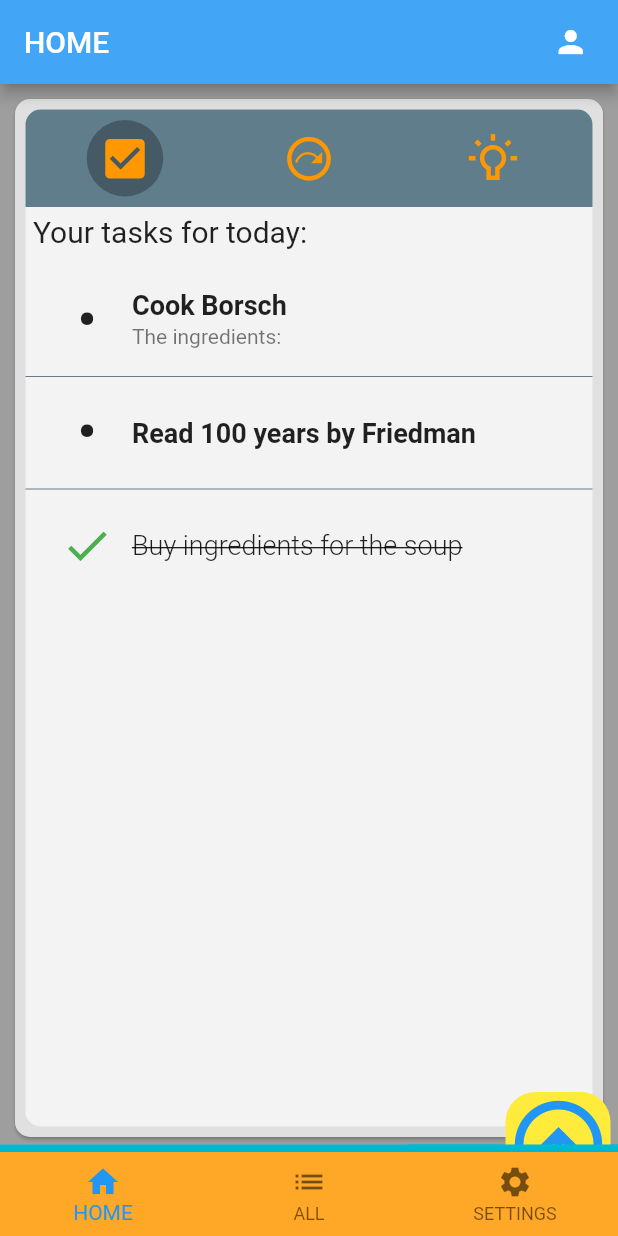
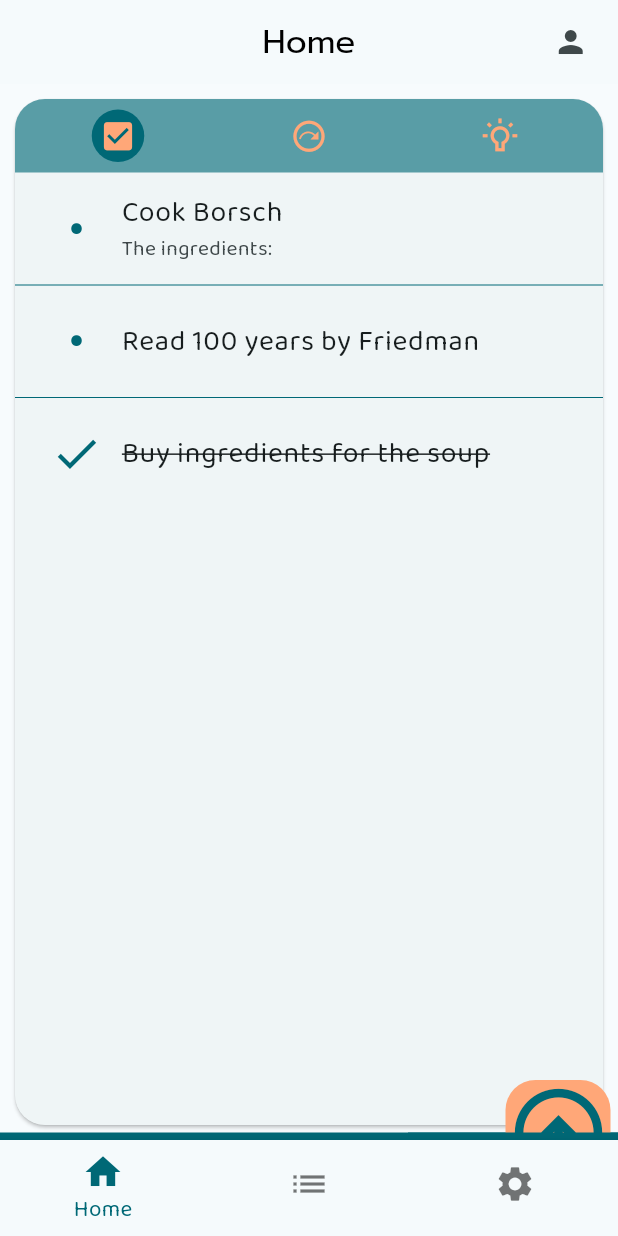
Before and after one commit to pavelpavelko/dosprav, a Flutter app: the screen it shows once a user with an empty profile is signed in, after a tap on the "check box outline blank" icon, on a phone screen of 412 x 824 dp. Run offline on Flutter 3.47's test engine with Material 2 defaults, Android fonts, the phone set to English and light mode, and no system bars; our stand-ins replace firebase_auth, firebase_core; accounts and stored records are empty.

Commit message:
Base theming added.

```diff
--- a/lib/main.dart
+++ b/lib/main.dart
@@ -11,17 +11,21 @@ import 'package:dosprav/providers/tasks_provider.dart';
 import 'package:dosprav/screens/task_compose_screen.dart';
 import 'package:dosprav/screens/task_detail_screen.dart';
 
-
 void main() async {
   WidgetsFlutterBinding.ensureInitialized();
   await Firebase.initializeApp(
     options: DefaultFirebaseOptions.currentPlatform,
   );
-  runApp(const MyApp());
+  runApp(MyApp());
 }
 
 class MyApp extends StatelessWidget {
-  const MyApp({Key? key}) : super(key: key);
+  MyApp({Key? key}) : super(key: key);
+
+  final colorScheme = ColorScheme.fromSeed(
+    seedColor: Color.fromARGB(255, 56, 179, 199),
+    secondary: Color.fromARGB(255, 255, 167, 120),
+  );
 
   // This widget is the root of your application.
   @override
@@ -31,12 +35,23 @@ class MyApp extends StatelessWidget {
       child: MaterialApp(
         title: 'do.sprav',
         theme: ThemeData(
-          primarySwatch: Colors.blue,
+          colorScheme: colorScheme,
+          useMaterial3: true,
+          fontFamily: "Baloo2",
+          appBarTheme: ThemeData.light().appBarTheme.copyWith(
+                centerTitle: true,
+                titleTextStyle: TextStyle(
+                  fontFamily: "Prompt",
+                  fontSize: 22,
+                  color: Colors.black,
+                ),
+//                backgroundColor: Color.fromARGB(255, 24, 179, 179),
+              ),
         ),
         home: const MyHomePage(title: 'do.sprav'),
         routes: {
-          TaskDetailScreen.routeName :(context) => TaskDetailScreen(),
-          TaskComposeScreen.routeName :(context) => TaskComposeScreen(),
+          TaskDetailScreen.routeName: (context) => TaskDetailScreen(),
+          TaskComposeScreen.routeName: (context) => TaskComposeScreen(),
         },
       ),
     );
--- a/lib/screens/auth_screen.dart
+++ b/lib/screens/auth_screen.dart
@@ -91,7 +91,7 @@ class AuthScreenState extends State<AuthScreen> {
   @override
   Widget build(BuildContext context) {
     return Scaffold(
-      backgroundColor: Theme.of(context).primaryColor,
+      backgroundColor: Theme.of(context).colorScheme.secondaryContainer,
       body: SingleChildScrollView(
         child: Column(
           children: [
@@ -101,9 +101,9 @@ class AuthScreenState extends State<AuthScreen> {
             Text(
               "DO.SPRAV",
               style: TextStyle(
-                fontSize: 27,
+                fontSize: 25,
                 fontWeight: FontWeight.bold,
-                color: Colors.white,
+                color: Theme.of(context).colorScheme.onSecondaryContainer,
               ),
             ),
             SizedBox(
@@ -111,11 +111,11 @@ class AuthScreenState extends State<AuthScreen> {
             ),
             Image(
               image: AssetImage("assets/images/target_arrow.png"),
-              height: 150,
+              height: 145,
               width: double.infinity,
             ),
             SizedBox(
-              height: 20,
+              height: 15,
             ),
             AuthForm(
               isLoading: _isLoading,
--- a/lib/screens/dashboard_screen.dart
+++ b/lib/screens/dashboard_screen.dart
@@ -39,12 +39,12 @@ class _DashboardScreenState extends State<DashboardScreen> {
   String _appBarTitleText() {
     switch (_selectedTabIndex) {
       case 1:
-        return "ALL";
+        return "All";
       case 2:
-        return "SETTINGS";
+        return "Settings";
       case 0:
       default:
-        return "HOME";
+        return "Home";
     }
   }
 
@@ -54,7 +54,7 @@ class _DashboardScreenState extends State<DashboardScreen> {
     return Scaffold(
       appBar: AppBar(
         title: Text(_appBarTitleText()),
-        backgroundColor: Colors.blue[400],
+//        backgroundColor: Theme.of(context).colorScheme.primary,
         actions: [
           IconButton(
             padding: EdgeInsets.only(right: 15),
@@ -66,6 +66,10 @@ class _DashboardScreenState extends State<DashboardScreen> {
         ],
       ),
       body: CreateTaskSheet(
+        sheetTopBarColor: Theme.of(context).colorScheme.primary,
+        actionButtonFrameColor: Theme.of(context).colorScheme.secondary,
+        actionButtonColor: Theme.of(context).colorScheme.primary,
+        actionButtonSize: 70,
         child: IndexedStack(
           index: _selectedTabIndex,
           children: _tabViews,
@@ -74,20 +78,24 @@ class _DashboardScreenState extends State<DashboardScreen> {
       bottomNavigationBar: BottomNavigationBar(
         type: BottomNavigationBarType.fixed,
         currentIndex: _selectedTabIndex,
+        iconSize: 28,
+        selectedFontSize: 15,
+        unselectedFontSize: 13,
+        selectedItemColor: Theme.of(context).colorScheme.primary,
+        showUnselectedLabels: false,
         onTap: _onTabTapped,
-        backgroundColor: Colors.orange[400],
         items: const [
           BottomNavigationBarItem(
             icon: Icon(Icons.home),
-            label: "HOME",
+            label: "Home",
           ),
           BottomNavigationBarItem(
             icon: Icon(Icons.list),
-            label: "ALL",
+            label: "All",
           ),
           BottomNavigationBarItem(
             icon: Icon(Icons.settings),
-            label: "SETTINGS",
+            label: "Settings",
           ),
         ],
       ),
--- a/lib/widgets/auth_form.dart
+++ b/lib/widgets/auth_form.dart
@@ -24,7 +24,7 @@ enum AuthState {
 }
 
 class AuthFormState extends State<AuthForm> {
-  AuthState _authState = AuthState.signUp;
+  AuthState _authState = AuthState.signIn;
   final TextEditingController _textController = TextEditingController();
   String _forgotEmail = "";
 
@@ -172,18 +172,18 @@ class AuthFormState extends State<AuthForm> {
       padding: const EdgeInsets.symmetric(horizontal: 10),
       child: Card(
         shape: RoundedRectangleBorder(
-          borderRadius: BorderRadius.circular(15.0),
+          borderRadius: BorderRadius.circular(20.0),
         ),
         child: Column(
           children: [
             Container(
-              height: 60,
+              height: 50,
               width: double.infinity,
               decoration: BoxDecoration(
-                color: Colors.orange,
+                color: Theme.of(context).colorScheme.primary.withAlpha(220),
                 borderRadius: BorderRadius.only(
-                  topLeft: Radius.circular(15),
-                  topRight: Radius.circular(15),
+                  topLeft: Radius.circular(20),
+                  topRight: Radius.circular(20),
                 ),
               ),
               child: Center(
@@ -192,9 +192,9 @@ class AuthFormState extends State<AuthForm> {
                       ? "Let's get to know each other!"
                       : "Welcome, good to see you again!",
                   style: TextStyle(
-                      fontSize: 22,
+                      fontSize: 20,
                       fontWeight: FontWeight.bold,
-                      color: Colors.white),
+                      color: Theme.of(context).colorScheme.onPrimary),
                 ),
               ),
             ),
@@ -309,13 +309,19 @@ class AuthFormState extends State<AuthForm> {
                                 _saveForm();
                               },
                               style: ElevatedButton.styleFrom(
-                                  primary: Colors.orange,
-                                  textStyle: TextStyle(
-                                      fontWeight: FontWeight.bold,
-                                      fontSize: 18)),
-                              child: Text(_authState == AuthState.signUp
-                                  ? "SIGN UP"
-                                  : "SIGN IN"),
+                                primary:
+                                    Theme.of(context).colorScheme.secondary,
+                              ),
+                              child: Text(
+                                _authState == AuthState.signUp
+                                    ? "SIGN UP"
+                                    : "SIGN IN",
+                                style: TextStyle(
+                                  color: Theme.of(context).colorScheme.onSecondary,
+                                  fontWeight: FontWeight.bold,
+                                  fontSize: 17,
+                                ),
+                              ),
                             ),
                           ),
                           SizedBox(
--- a/lib/widgets/create_task_sheet.dart
+++ b/lib/widgets/create_task_sheet.dart
@@ -155,7 +155,8 @@ class _CreateTaskSheetState extends State<CreateTaskSheet>
           Container(
             alignment: Alignment.center,
             width: double.infinity,
-            color: Colors.grey,
+//            color: Theme.of(context).colorScheme.secondaryContainer,
+            color: Colors.white24,
             child: widget.child,
           ),
         if (widget.emergenceType == EmergenceType.cover)
@@ -181,7 +182,7 @@ class _CreateTaskSheetState extends State<CreateTaskSheet>
                 child: Container(
                   alignment: Alignment.center,
                   width: double.infinity,
-                  color: Colors.grey,
+//                  color: Theme.of(context).colorScheme.secondaryContainer,
                   child: widget.child,
                 ),
               ),
@@ -222,6 +223,7 @@ class _CreateTaskSheetState extends State<CreateTaskSheet>
                   _controller?.animateTo(_controller!.value >= 0.5 ? 1 : 0);
                 },
                 child: Container(
+//                  height: widget.actionButtonSize,
                   margin: EdgeInsets.symmetric(horizontal: 5),
                   decoration: BoxDecoration(
                     borderRadius: BorderRadius.circular(20),
@@ -232,7 +234,7 @@ class _CreateTaskSheetState extends State<CreateTaskSheet>
                       IconButton(
                           iconSize: widget.actionButtonSize,
                           padding: EdgeInsets.zero,
-                          splashRadius: widget.actionButtonSize / 2,
+                          //splashRadius: widget.actionButtonSize / 2,
                           icon: Icon(
                             Icons.cancel_outlined,
                             color: widget.actionButtonColor,
@@ -243,7 +245,7 @@ class _CreateTaskSheetState extends State<CreateTaskSheet>
                       IconButton(
                         iconSize: widget.actionButtonSize,
                         padding: EdgeInsets.zero,
-                        splashRadius: widget.actionButtonSize / 2,
+                        //splashRadius: widget.actionButtonSize / 2,
                         icon: Icon(
                           widget.actionButtonIcon,
                           color: widget.actionButtonColor,
--- a/lib/widgets/daily_view.dart
+++ b/lib/widgets/daily_view.dart
@@ -27,26 +27,18 @@ class _DailyViewState extends State<DailyView> {
 
     return Card(
       margin: EdgeInsets.all(10),
-      color: Colors.grey[300],
       shape: RoundedRectangleBorder(
-        borderRadius: BorderRadius.circular(10.0),
-      ),
-      child: Container(
-        margin: EdgeInsets.all(7),
-        width: double.infinity,
-        decoration: BoxDecoration(
-          borderRadius: BorderRadius.circular(10.0),
-          color: Colors.white60,
+        borderRadius: BorderRadius.circular(20.0),
       ),
       child: Column(
         crossAxisAlignment: CrossAxisAlignment.start,
         children: [
           Container(
             decoration: BoxDecoration(
-                color: Colors.blueGrey,
+              color: Theme.of(context).colorScheme.primary.withAlpha(160),
               borderRadius: BorderRadius.only(
-                  topLeft: Radius.circular(10),
-                  topRight: Radius.circular(10),
+                topLeft: Radius.circular(20),
+                topRight: Radius.circular(20),
               ),
             ),
             padding: EdgeInsets.all(5),
@@ -56,19 +48,23 @@ class _DailyViewState extends State<DailyView> {
                   child: Padding(
                     padding: EdgeInsets.all(2),
                     child: Container(
+                      width: 35,
+                      height: 35,
+                      alignment: Alignment.center,
                       decoration: _isCompletedVisible
                           ? BoxDecoration(
-                                color: Colors.blueGrey[700],
+                              color: Theme.of(context).colorScheme.primary,
                               shape: BoxShape.circle,
                             )
                           : null,
                       child: IconButton(
-                          iconSize: 35,
+                        padding: EdgeInsets.zero,
+                        iconSize: 25,
                         icon: Icon(
                           _isCompletedVisible
                               ? Icons.check_box
                               : Icons.check_box_outline_blank,
-                            color: Colors.orange,
+                          color: Theme.of(context).colorScheme.secondary,
                         ),
                         onPressed: () {
                           setState(() {
@@ -83,19 +79,23 @@ class _DailyViewState extends State<DailyView> {
                   child: Padding(
                     padding: EdgeInsets.all(2),
                     child: Container(
+                      width: 35,
+                      height: 35,
+                      alignment: Alignment.center,
                       decoration: _isNextWeekVisible
                           ? BoxDecoration(
-                                color: Colors.blueGrey[700],
+                              color: Theme.of(context).colorScheme.primary,
                               shape: BoxShape.circle,
                             )
                           : null,
                       child: IconButton(
-                          iconSize: 35,
+                        iconSize: 25,
+                        padding: EdgeInsets.zero,
                         icon: Icon(
                           _isNextWeekVisible
                               ? Icons.next_plan_rounded
                               : Icons.next_plan_outlined,
-                            color: Colors.orange,
+                          color: Theme.of(context).colorScheme.secondary,
                         ),
                         onPressed: () {
                           setState(() {
@@ -112,19 +112,23 @@ class _DailyViewState extends State<DailyView> {
                     child: Transform.rotate(
                       angle: pi,
                       child: Container(
+                        width: 35,
+                        height: 35,
+                        alignment: Alignment.center,
                         decoration: _isSuggestedVisible
                             ? BoxDecoration(
-                                  color: Colors.blueGrey[700],
+                                color: Theme.of(context).colorScheme.primary,
                                 shape: BoxShape.circle,
                               )
                             : null,
                         child: IconButton(
-                            iconSize: 35,
+                        padding: EdgeInsets.zero,
+                          iconSize: 25,
                           icon: Icon(
                             _isSuggestedVisible
                                 ? Icons.wb_incandescent_rounded
                                 : Icons.wb_incandescent_outlined,
-                              color: Colors.orange,
+                            color: Theme.of(context).colorScheme.secondary,
                           ),
                           onPressed: () {
                             setState(() {
@@ -139,7 +143,7 @@ class _DailyViewState extends State<DailyView> {
               ],
             ),
           ),
-            Padding(
+/*          Padding(
             padding: EdgeInsets.all(5),
             child: Text(
               "Your tasks for today:",
@@ -147,25 +151,26 @@ class _DailyViewState extends State<DailyView> {
                 fontSize: 20,
               ),
             ),
-            ),
+           ),*/
           Expanded(
             child: ListView(
-                padding: EdgeInsets.symmetric(vertical: 5),
+//              padding: EdgeInsets.symmetric(vertical: 5),
               children: ListTile.divideTiles(
-                    color: Colors.blueGrey,
+                  color: Theme.of(context).colorScheme.primary,
                   tiles: items
-                        .where(
-                            (task) => !task.isComplete || _isCompletedVisible)
+                      .where((task) => !task.isComplete || _isCompletedVisible)
                       .where((task) {
-                              var durationDiff = _isNextWeekVisible ? Duration(days: 6) : Duration(days: 0);
-                              return TaskHelper.compareDatesByDays(task.dueDate, DateTime.now().add(durationDiff)) <= 0;
-                            } )
-                        .map((task) => DailyViewListItem(task: task))).toList(),
+                    var durationDiff = _isNextWeekVisible
+                        ? Duration(days: 6)
+                        : Duration(days: 0);
+                    return TaskHelper.compareDatesByDays(
+                            task.dueDate, DateTime.now().add(durationDiff)) <=
+                        0;
+                  }).map((task) => DailyViewListItem(task: task))).toList(),
             ),
           ),
         ],
       ),
-      ),
     );
   }
 }
--- a/lib/widgets/daily_view_list_item.dart
+++ b/lib/widgets/daily_view_list_item.dart
@@ -17,23 +17,23 @@ class DailyViewListItem extends StatelessWidget {
     return Dismissible(
       key: UniqueKey(),
       background: Container(
-        color: Colors.green,
+        color: Theme.of(context).colorScheme.primary.withAlpha(85),
         alignment: Alignment.centerLeft,
-        padding: EdgeInsets.only(left: 30),
+        padding: EdgeInsets.only(left: 25),
         child: Icon(
           Icons.check_outlined,
           color: Colors.white,
-          size: 25,
+          size: 35,
         ),
       ),
       secondaryBackground: Container(
-        color: Theme.of(context).errorColor,
+        color: Theme.of(context).errorColor.withAlpha(85),
         alignment: Alignment.centerRight,
         padding: EdgeInsets.only(right: 30),
         child: Icon(
           Icons.delete,
           color: Colors.white,
-          size: 20,
+          size: 25,
         ),
       ),
       direction: task.isComplete
@@ -68,7 +68,7 @@ class DailyViewListItem extends StatelessWidget {
               child: task.isComplete
                   ? Icon(
                       Icons.check,
-                      color: Colors.green,
+                      color: Theme.of(context).colorScheme.primary,
                       size: 35,
                     )
                   : Text(
@@ -76,6 +76,7 @@ class DailyViewListItem extends StatelessWidget {
                       style: TextStyle(
                         fontSize: 35,
                         fontWeight: FontWeight.bold,
+                        color: Theme.of(context).colorScheme.primary,
                       ),
                     ),
             ),
@@ -91,8 +92,8 @@ class DailyViewListItem extends StatelessWidget {
               task.name,
               overflow: TextOverflow.ellipsis,
               style: TextStyle(
-                fontSize: 18,
-                fontWeight: task.isComplete ? FontWeight.w300 : FontWeight.bold,
+                fontSize: 19,
+                fontWeight: FontWeight.normal,
                 decoration: task.isComplete ? TextDecoration.lineThrough : null,
               ),
             ),
```
Also changed, not shown: lib/screens/task_compose_screen.dart (+13 -9 lines), lib/screens/task_detail_screen.dart (+16 -4 lines), lib/widgets/interval_picker_dialog.dart (added, +113 -0 lines), lib/widgets/task_compose.dart (+22 -21 lines), lib/widgets/task_detail.dart (+8 -14 lines), pubspec.yaml (+11 -7 lines), assets/fonts/Baloo2-Regular.ttf (added), assets/fonts/Baloo2-SemiBold.ttf (added), assets/fonts/Prompt-Bold.ttf (added), assets/fonts/Prompt-Regular.ttf (added), 1 other file. Lines whose indentation alone changed are shown as unchanged.
